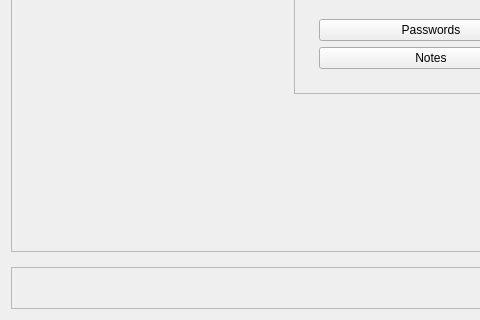
Above: dashboard/dashboard.ui from keshavbhatt/mylocker before the change; both pictures show x 0 to 480 and y 230 to 550 of the 862 by 550 pixel window. Below: the same form after it.
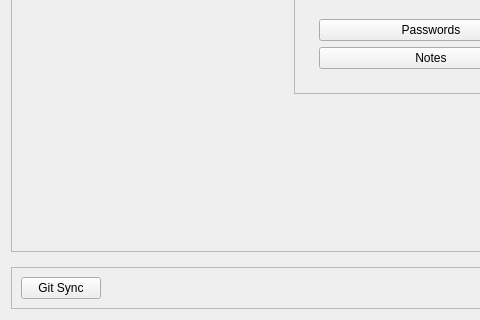
That is the form after the change. Custom widgets are drawn as their Qt base class.

Commit message: feat: add initial optional git sync support

```diff
--- a/dashboard/dashboard.ui
+++ b/dashboard/dashboard.ui
@@ -204,6 +204,13 @@
       <enum>QFrame::Raised</enum>
      </property>
      <layout class="QHBoxLayout" name="horizontalLayout_2">
+      <item>
+       <widget class="QPushButton" name="syncNowButton">
+        <property name="text">
+         <string>Git Sync</string>
+        </property>
+       </widget>
+      </item>
       <item>
        <spacer name="horizontalSpacer_4">
         <property name="orientation">
```
Left out of the diff: 14 changed lines with no effect on the pictures. The commit also changes 10 other files.
